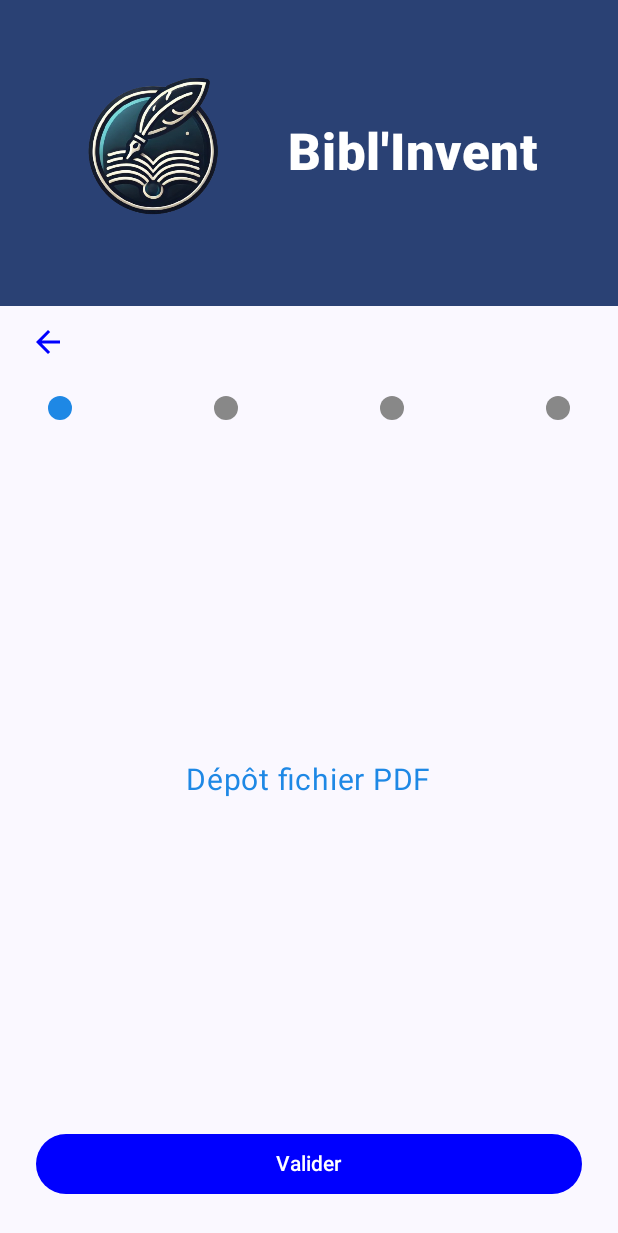
After one commit to ClaraEnsim/BiblIvent, an Android app built with Jetpack Compose: the DepotScreen screen opened through its navigation route, on a phone screen of 412 x 824 dp. The commit adds this screen. Shown: the top 1233 px of the screen. Run offline under Robolectric (Android 15) with nearby library versions, the phone set to English and light mode, and no system bars.

Commit message:
ecran 2 depot fait avec des items

```diff
--- a/app/src/main/java/com/example/biblivent/MainActivity.kt
+++ b/app/src/main/java/com/example/biblivent/MainActivity.kt
@@ -12,6 +12,8 @@ import androidx.navigation.compose.composable
 import androidx.navigation.compose.rememberNavController
 import com.example.biblivent.ui.theme.BiblIventTheme
 import com.example.biblivent.ui.theme.screens.AccueilScreen
+import com.example.biblivent.ui.theme.screens.DepotScreen
+import com.example.biblivent.ui.theme.screens.CoverScreen
 
 class MainActivity : ComponentActivity() {
     override fun onCreate(savedInstanceState: Bundle?) {
@@ -28,15 +30,29 @@ class MainActivity : ComponentActivity() {
                         navController = navController,
                         startDestination = "accueil"
                     ) {
+                        // Accueil
                         composable("accueil") {
                             AccueilScreen(
                                 onNavigateToDetail = {
-                                    // navController.navigate("detail")
+                                    navController.navigate("depot")
                                 }
                             )
                         }
 
-                        // composable("detail") { DetailScreen() }
+                        // Dépôt
+                        composable("depot") {
+                            DepotScreen(
+                                onBack = { navController.popBackStack() },
+                                onValidate = { navController.navigate("cover") }
+                            )
+                        }
+
+                        // Couverture
+                        composable("cover") {
+                            CoverScreen(
+                                //onBack = { navController.popBackStack() }
+                            )
+                        }
                     }
                 }
             }
--- /dev/null
+++ b/app/src/main/java/com/example/biblivent/ui/theme/items/Header.kt
@@ -0,0 +1,42 @@
+package com.example.biblivent.ui.theme.items
+
+import androidx.compose.foundation.Image
+import androidx.compose.foundation.background
+import androidx.compose.foundation.layout.*
+import androidx.compose.material3.MaterialTheme
+import androidx.compose.material3.Text
+import androidx.compose.runtime.Composable
+import androidx.compose.ui.Alignment
+import androidx.compose.ui.Modifier
+import androidx.compose.ui.graphics.Color
+import androidx.compose.ui.res.painterResource
+import androidx.compose.ui.text.font.FontWeight
+import androidx.compose.ui.unit.dp
+import androidx.compose.ui.unit.sp
+import com.example.biblivent.R
+
+@Composable
+fun Header() {
+    Row(
+        modifier = Modifier
+            .fillMaxWidth()
+            .background(MaterialTheme.colorScheme.primary)
+            .padding(vertical = 32.dp, horizontal = 32.dp),
+        verticalAlignment = Alignment.CenterVertically
+    ) {
+        Image(
+            painter = painterResource(id = R.drawable.logo),
+            contentDescription = "Logo de l'application",
+            modifier = Modifier.size(140.dp)
+        )
+
+        Spacer(modifier = Modifier.width(20.dp))
+
+        Text(
+            text = "Bibl'Invent",
+            color = Color.White,
+            fontSize = 34.sp,
+            fontWeight = FontWeight.ExtraBold
+        )
+    }
+}
--- /dev/null
+++ b/app/src/main/java/com/example/biblivent/ui/theme/items/StepBar.kt
@@ -0,0 +1,30 @@
+package com.example.biblivent.ui.theme.items
+
+import androidx.compose.foundation.background
+import androidx.compose.foundation.layout.*
+import androidx.compose.foundation.shape.CircleShape
+import androidx.compose.runtime.Composable
+import androidx.compose.ui.Modifier
+import androidx.compose.ui.graphics.Color
+import androidx.compose.ui.unit.dp
+
+@Composable
+fun StepBar(currentStep: Int) {
+    Row(
+        modifier = Modifier
+            .fillMaxWidth()
+            .padding(horizontal = 32.dp),
+        horizontalArrangement = Arrangement.SpaceBetween
+    ) {
+        for (i in 1..4) {
+            Box(
+                modifier = Modifier
+                    .size(16.dp)
+                    .background(
+                        color = if (i <= currentStep) Color(0xFF1E88E5) else Color.Gray,
+                        shape = CircleShape
+                    )
+            )
+        }
+    }
+}
--- a/app/src/main/java/com/example/biblivent/ui/theme/screens/AccueilScreen.kt
+++ b/app/src/main/java/com/example/biblivent/ui/theme/screens/AccueilScreen.kt
@@ -18,6 +18,7 @@ import androidx.compose.ui.text.font.FontWeight
 import androidx.compose.ui.unit.dp
 import androidx.compose.ui.unit.sp
 import com.example.biblivent.R
+import com.example.biblivent.ui.theme.items.Header
 
 @Composable
 fun AccueilScreen(
@@ -37,7 +38,7 @@ fun AccueilScreen(
 
         Box(modifier = Modifier.fillMaxWidth().padding(horizontal = 24.dp)) {
             Button(
-                onClick = { /* Action du bouton */ },
+                onClick = { onNavigateToDetail() },
                 modifier = Modifier.align(Alignment.CenterStart)
             ) {
                 Text("Ajouter un livre")
@@ -62,32 +63,6 @@ fun AccueilScreen(
         RecentBooksRow()
 
         Spacer(modifier = Modifier.height(40.dp))
-    }
-}
-
-@Composable
-fun Header() {
-    Row(
-        modifier = Modifier
-            .fillMaxWidth()
-            .background(MaterialTheme.colorScheme.primary)
-            .padding(vertical = 32.dp, horizontal = 32.dp),
-        verticalAlignment = Alignment.CenterVertically
-    ) {
-        Image(
-            painter = painterResource(id = R.drawable.logo),
-            contentDescription = "Logo de l'application",
-            modifier = Modifier.size(140.dp) // Logo encore plus grand
-        )
-
-        Spacer(modifier = Modifier.width(20.dp))
-
-        Text(
-            text = "Bibl'Invent",
-            color = Color.White,
-            fontSize = 34.sp,
-            fontWeight = FontWeight.ExtraBold
-        )
     }
 }
 
--- /dev/null
+++ b/app/src/main/java/com/example/biblivent/ui/theme/screens/CoverScreen.kt
@@ -0,0 +1,4 @@
+package com.example.biblivent.ui.theme.screens
+
+class CoverScreen {
+}
--- /dev/null
+++ b/app/src/main/java/com/example/biblivent/ui/theme/screens/DepotScreen.kt
@@ -0,0 +1,80 @@
+package com.example.biblivent.ui.theme.screens
+
+import android.net.Uri
+import android.provider.OpenableColumns
+import androidx.activity.compose.rememberLauncherForActivityResult
+import androidx.activity.result.contract.ActivityResultContracts
+import androidx.compose.foundation.clickable
+import androidx.compose.foundation.layout.*
+import androidx.compose.material.icons.Icons
+import androidx.compose.material.icons.filled.ArrowBack
+import androidx.compose.material3.*
+import androidx.compose.runtime.*
+import androidx.compose.ui.Alignment
+import androidx.compose.ui.Modifier
+import androidx.compose.ui.graphics.Color
+import androidx.compose.ui.platform.LocalContext
+import androidx.compose.ui.unit.dp
+import androidx.compose.ui.unit.sp
+import com.example.biblivent.ui.theme.items.Header
+import com.example.biblivent.ui.theme.items.StepBar
+
+@Composable
+fun DepotScreen(onBack: () -> Unit, onValidate: () -> Unit) {
+    val context = LocalContext.current
+    var selectedFileName by remember { mutableStateOf<String?>(null) }
+
+    val launcher = rememberLauncherForActivityResult(
+        contract = ActivityResultContracts.OpenDocument(),
+        onResult = { uri: Uri? ->
+            uri?.let {
+                context.contentResolver.query(uri, null, null, null, null)?.use { cursor ->
+                    val nameIndex = cursor.getColumnIndex(OpenableColumns.DISPLAY_NAME)
+                    if (cursor.moveToFirst() && nameIndex != -1) {
+                        selectedFileName = cursor.getString(nameIndex)
+                    }
+                }
+            }
+        }
+    )
+
+    Column(modifier = Modifier.fillMaxSize()) {
+        Header()
+
+        IconButton(onClick = onBack, modifier = Modifier.padding(start = 8.dp)) {
+            Icon(Icons.Default.ArrowBack, contentDescription = "Retour", tint = Color.Blue)
+        }
+
+        Spacer(modifier = Modifier.height(12.dp))
+
+        StepBar(currentStep = 1)
+
+        Spacer(modifier = Modifier.height(32.dp))
+
+        Box(
+            modifier = Modifier
+                .fillMaxWidth()
+                .weight(1f),
+            contentAlignment = Alignment.Center
+        ) {
+            Text(
+                text = selectedFileName ?: "Dépôt fichier PDF",
+                fontSize = 20.sp,
+                color = Color(0xFF1E88E5),
+                modifier = Modifier.clickable {
+                    launcher.launch(arrayOf("application/pdf"))
+                }
+            )
+        }
+
+        Button(
+            onClick = onValidate,
+            modifier = Modifier
+                .fillMaxWidth()
+                .padding(24.dp),
+            colors = ButtonDefaults.buttonColors(containerColor = Color.Blue)
+        ) {
+            Text("Valider")
+        }
+    }
+}
```
Also changed, not shown: 1 other file.
